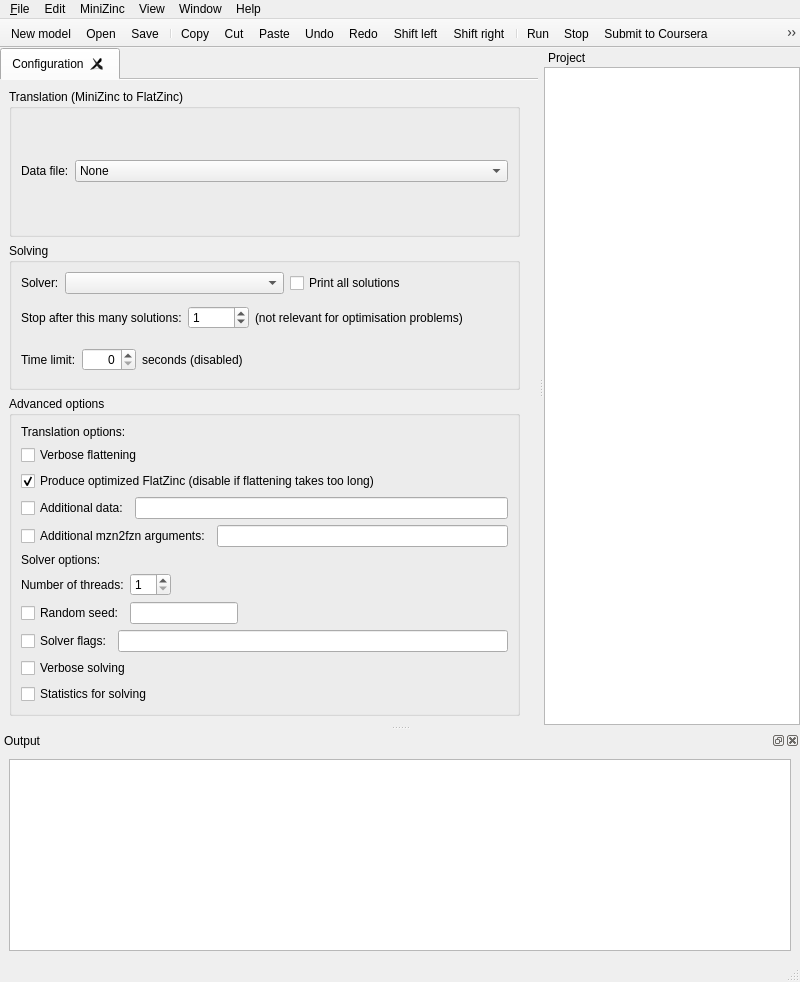
Before: the Qt Designer form MiniZincIDE/mainwindow.ui in MiniZinc/MiniZincIDE, drawn with Qt 5.
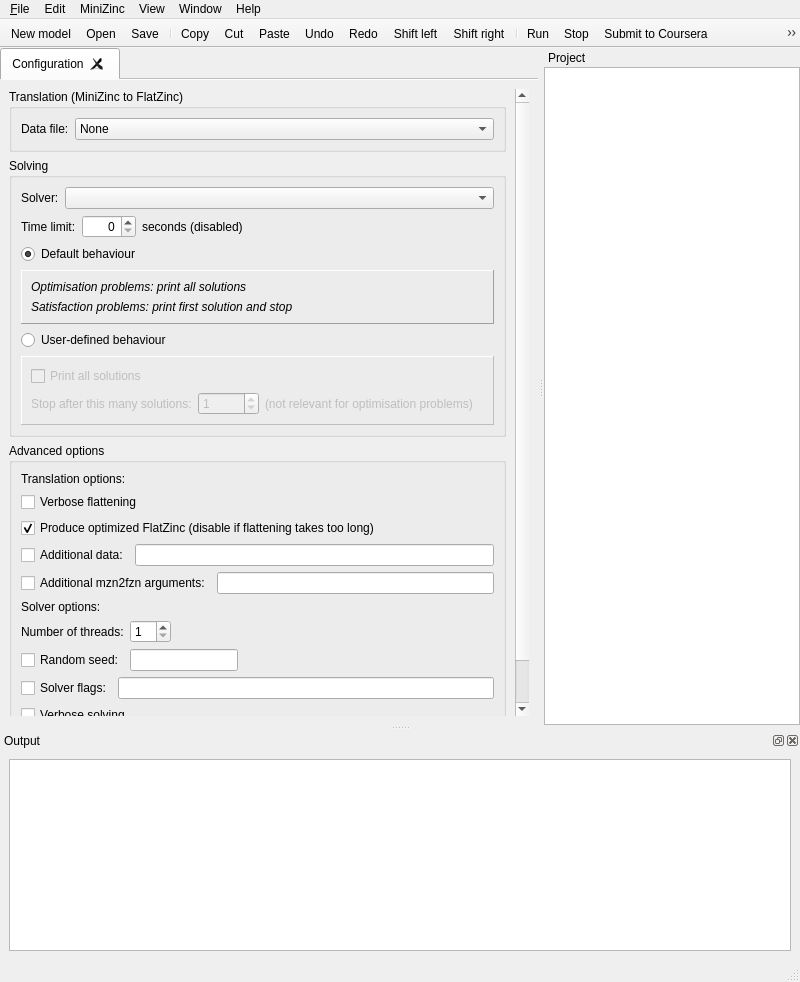
After: the same form once the commit is applied. Icons and pictures are not drawn. Custom widgets are drawn as their Qt base class.

Commit message: Add an option to the configuration tab to use "default behaviour" when running models, which is to print all solutions for optimisation problems, and only one solution for satisfaction problems.

The edit to the form file:
```diff
--- a/MiniZincIDE/mainwindow.ui
+++ b/MiniZincIDE/mainwindow.ui
@@ -90,8 +90,8 @@
             <rect>
              <x>0</x>
              <y>0</y>
-             <width>572</width>
-             <height>593</height>
+             <width>599</width>
+             <height>772</height>
             </rect>
            </property>
            <layout class="QVBoxLayout" name="verticalLayout_6">
@@ -177,62 +177,10 @@
                    <item>
                     <widget class="QComboBox" name="conf_solver"/>
                    </item>
-                   <item>
-                    <widget class="QCheckBox" name="conf_printall">
-                     <property name="text">
-                      <string>Print all solutions</string>
-                     </property>
-                    </widget>
-                   </item>
                   </layout>
                  </item>
                 </layout>
                </item>
-               <item>
-                <layout class="QHBoxLayout" name="horizontalLayout_7">
-                 <item>
-                  <layout class="QHBoxLayout" name="horizontalLayout_5">
-                   <item>
-                    <widget class="QLabel" name="label_3">
-                     <property name="text">
-                      <string>Stop after this many solutions:</string>
-                     </property>
-                    </widget>
-                   </item>
-                   <item>
-                    <widget class="QSpinBox" name="conf_nsol">
-                     <property name="maximum">
-                      <number>10000</number>
-                     </property>
-                     <property name="value">
-                      <number>1</number>
-                     </property>
-                    </widget>
-                   </item>
-                  </layout>
-                 </item>
-                 <item>
-                  <widget class="QLabel" name="label_6">
-                   <property name="text">
-                    <string>(not relevant for optimisation problems)</string>
-                   </property>
-                  </widget>
-                 </item>
-                 <item>
-                  <spacer name="horizontalSpacer">
-                   <property name="orientation">
-                    <enum>Qt::Horizontal</enum>
-                   </property>
-                   <property name="sizeHint" stdset="0">
-                    <size>
-                     <width>40</width>
-                     <height>20</height>
-                    </size>
-                   </property>
-                  </spacer>
-                 </item>
-                </layout>
-               </item>
                <item>
                 <layout class="QHBoxLayout" name="horizontalLayout_11">
                  <item>
@@ -277,6 +225,153 @@
                  </item>
                 </layout>
                </item>
+               <item>
+                <layout class="QVBoxLayout" name="verticalLayout_10">
+                 <item>
+                  <widget class="QRadioButton" name="defaultBehaviourButton">
+                   <property name="text">
+                    <string>Default behaviour</string>
+                   </property>
+                   <property name="checked">
+                    <bool>true</bool>
+                   </property>
+                   <attribute name="buttonGroup">
+                    <string notr="true">buttonGroup</string>
+                   </attribute>
+                  </widget>
+                 </item>
+                 <item>
+                  <widget class="QFrame" name="defaultBehaviourFrame">
+                   <property name="frameShape">
+                    <enum>QFrame::Panel</enum>
+                   </property>
+                   <property name="frameShadow">
+                    <enum>QFrame::Raised</enum>
+                   </property>
+                   <property name="lineWidth">
+                    <number>1</number>
+                   </property>
+                   <layout class="QVBoxLayout" name="verticalLayout_8">
+                    <item>
+                     <widget class="QLabel" name="label_9">
+                      <property name="enabled">
+                       <bool>true</bool>
+                      </property>
+                      <property name="sizePolicy">
+                       <sizepolicy hsizetype="Preferred" vsizetype="Preferred">
+                        <horstretch>0</horstretch>
+                        <verstretch>0</verstretch>
+                       </sizepolicy>
+                      </property>
+                      <property name="minimumSize">
+                       <size>
+                        <width>300</width>
+                        <height>0</height>
+                       </size>
+                      </property>
+                      <property name="text">
+                       <string>&lt;html&gt;&lt;head/&gt;&lt;body&gt;&lt;p&gt;&lt;span style=&quot; font-style:italic;&quot;&gt;Optimisation problems: print all solutions&lt;/span&gt;&lt;/p&gt;&lt;/body&gt;&lt;/html&gt;</string>
+                      </property>
+                      <property name="textFormat">
+                       <enum>Qt::RichText</enum>
+                      </property>
+                      <property name="scaledContents">
+                       <bool>false</bool>
+                      </property>
+                      <property name="wordWrap">
+                       <bool>true</bool>
+                      </property>
+                     </widget>
+                    </item>
+                    <item>
+                     <widget class="QLabel" name="label_10">
+                      <property name="text">
+                       <string>&lt;html&gt;&lt;head/&gt;&lt;body&gt;&lt;p&gt;&lt;span style=&quot; font-style:italic;&quot;&gt;Satisfaction problems: print first solution and stop&lt;/span&gt;&lt;/p&gt;&lt;/body&gt;&lt;/html&gt;</string>
+                      </property>
+                     </widget>
+                    </item>
+                   </layout>
+                  </widget>
+                 </item>
+                </layout>
+               </item>
+               <item>
+                <layout class="QVBoxLayout" name="verticalLayout_11">
+                 <item>
+                  <widget class="QRadioButton" name="userBehaviourButton">
+                   <property name="text">
+                    <string>User-defined behaviour</string>
+                   </property>
+                   <attribute name="buttonGroup">
+                    <string notr="true">buttonGroup</string>
+                   </attribute>
+                  </widget>
+                 </item>
+                 <item>
+                  <widget class="QFrame" name="userBehaviourFrame">
+                   <property name="enabled">
+                    <bool>false</bool>
+                   </property>
+                   <property name="frameShape">
+                    <enum>QFrame::Panel</enum>
+                   </property>
+                   <property name="frameShadow">
+                    <enum>QFrame::Raised</enum>
+                   </property>
+                   <layout class="QVBoxLayout" name="verticalLayout_7">
+                    <item>
+                     <widget class="QCheckBox" name="conf_printall">
+                      <property name="text">
+                       <string>Print all solutions</string>
+                      </property>
+                     </widget>
+                    </item>
+                    <item>
+                     <layout class="QHBoxLayout" name="horizontalLayout_7">
+                      <item>
+                       <widget class="QLabel" name="label_3">
+                        <property name="text">
+                         <string>Stop after this many solutions:</string>
+                        </property>
+                       </widget>
+                      </item>
+                      <item>
+                       <widget class="QSpinBox" name="conf_nsol">
+                        <property name="maximum">
+                         <number>10000</number>
+                        </property>
+                        <property name="value">
+                         <number>1</number>
+                        </property>
+                       </widget>
+                      </item>
+                      <item>
+                       <widget class="QLabel" name="label_6">
+                        <property name="text">
+                         <string>(not relevant for optimisation problems)</string>
+                        </property>
+                       </widget>
+                      </item>
+                      <item>
+                       <spacer name="horizontalSpacer_6">
+                        <property name="orientation">
+                         <enum>Qt::Horizontal</enum>
+                        </property>
+                        <property name="sizeHint" stdset="0">
+                         <size>
+                          <width>40</width>
+                          <height>20</height>
+                         </size>
+                        </property>
+                       </spacer>
+                      </item>
+                     </layout>
+                    </item>
+                   </layout>
+                  </widget>
+                 </item>
+                </layout>
+               </item>
               </layout>
              </widget>
             </item>
```
Left out of the diff: 3 changed lines with no effect on the pictures. The commit also changes 4 other files.
